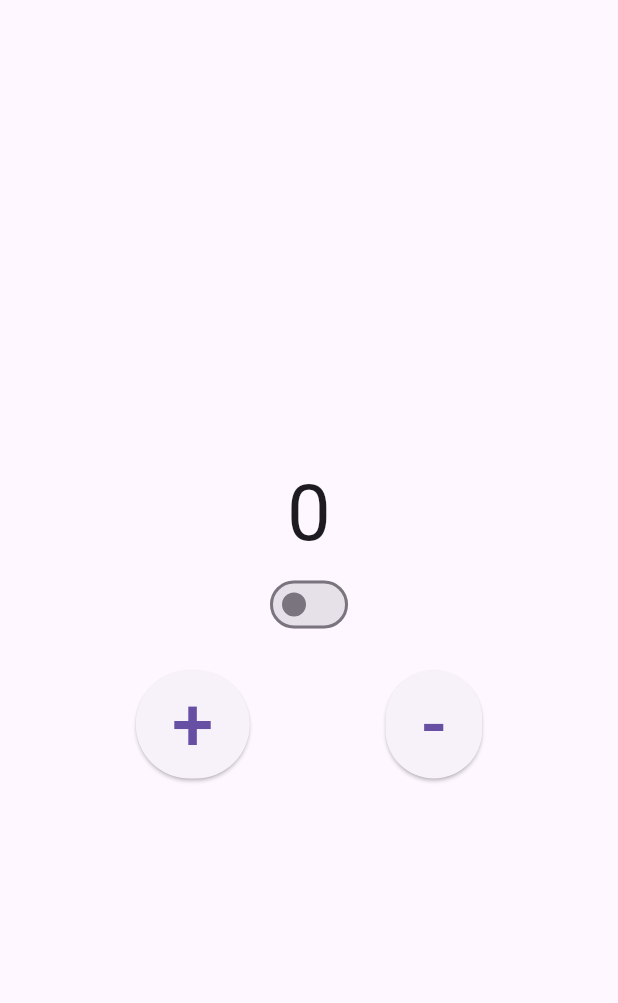
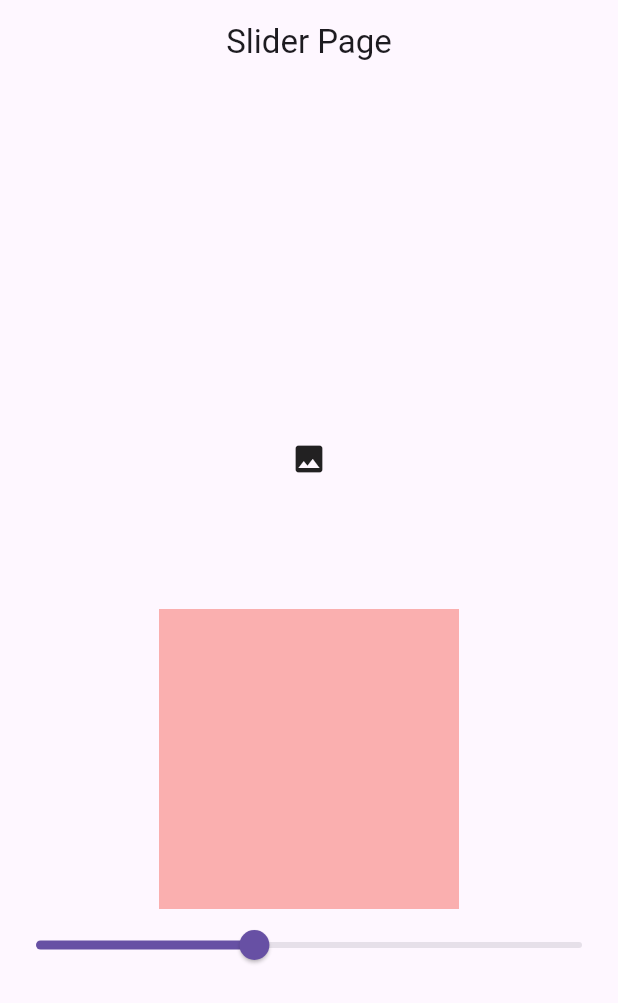
Before and after one commit to AbirHasanShuvo/state_project, a Flutter app: the screen it shows after launch, on a phone screen of 412 x 824 dp. Shown: the top 1003 px of the screen. Run offline on Flutter 3.47's test engine with Material 3 defaults, Android fonts, the phone set to English and light mode, and no system bars; our stand-ins replace flutter_riverpod.

Commit message:
multiple state handling with riverpod is complered

```diff
--- a/lib/main.dart
+++ b/lib/main.dart
@@ -32,6 +32,7 @@ import 'package:flutter/cupertino.dart';
 import 'package:flutter/material.dart';
 import 'package:flutter_riverpod/flutter_riverpod.dart';
 import 'package:state_project/home_screen.dart';
+import 'package:state_project/slider/slider_screen.dart';
 import 'package:state_project/state_provider.dart';
 
 void main(){
@@ -46,7 +47,7 @@ class MyApp extends StatelessWidget {
     return ProviderScope(
       child: MaterialApp(
         debugShowCheckedModeBanner: false,
-        home: StateProviderScreen(),
+        home: SliderScreen(),
       ),
     );
   }
--- /dev/null
+++ b/lib/slider/slider_provider.dart
@@ -0,0 +1,19 @@
+import 'package:flutter_riverpod/legacy.dart';
+
+final sliderProvider = StateProvider<AppState>((ref) {
+  return AppState(slider: 0.4, showPassword: false);
+});
+
+class AppState {
+  final double slider;
+  final bool showPassword;
+
+  AppState({required this.slider, required this.showPassword});
+
+  AppState copyWith({double? slider, bool? showPassword}) {
+    return AppState(
+      slider: slider ?? this.slider,
+      showPassword: showPassword ?? this.showPassword,
+    );
+  }
+}
--- /dev/null
+++ b/lib/slider/slider_screen.dart
@@ -0,0 +1,82 @@
+import 'package:flutter/material.dart';
+import 'package:flutter_riverpod/flutter_riverpod.dart';
+import 'package:flutter_riverpod/legacy.dart';
+import 'package:state_project/slider/slider_provider.dart';
+
+class SliderScreen extends ConsumerWidget {
+  const SliderScreen({super.key});
+
+  @override
+  Widget build(BuildContext context, WidgetRef ref) {
+    // final slider = ref.watch(sliderProvider);
+    print('build');
+    return Scaffold(
+      appBar: AppBar(title: Text('Slider Page'), centerTitle: true),
+      body: Column(
+        mainAxisAlignment: MainAxisAlignment.center,
+        children: [
+          Consumer(
+            builder: (context, ref, child) {
+              print('build eye');
+              //when i used full state then it become accessible for both eye and also
+              //slider so i needed to specify and select the specific variable for it
+
+              final showPassword = ref.watch(
+                sliderProvider.select((state) => state.showPassword),
+              );
+              return InkWell(
+                onTap: () {
+                  final stateProvider = ref.watch(sliderProvider.notifier);
+                  stateProvider.state = stateProvider.state.copyWith(
+                    showPassword: !showPassword,
+                  );
+                },
+                child: SizedBox(
+                  height: 200,
+                  width: 200,
+                  child: showPassword
+                      ? Icon(Icons.remove_red_eye)
+                      : Icon(Icons.image),
+                ),
+              );
+            },
+          ),
+          Consumer(
+            builder: (context, ref, child) {
+              print('slider');
+
+              final slider = ref.watch(
+                sliderProvider.select((state) => state.slider),
+              );
+              return Container(
+                height: 200,
+                width: 200,
+                color: Colors.red.withOpacity(slider),
+              );
+            },
+          ),
+
+          //here where where used the ref.watch we should use this in the consumer child
+          Consumer(
+            builder: (context, ref, child) {
+              final slider = ref.watch(
+                sliderProvider.select((state) => state.slider),
+              );
+              return Slider(
+                value: slider,
+                onChanged: (value) {
+                  final stateProvider = ref.watch(sliderProvider.notifier);
+                  stateProvider.state = stateProvider.state.copyWith(
+                    slider: value,
+                  );
+                },
+              );
+            },
+          ),
+
+          const SizedBox(height: 20),
+        ],
+      ),
+    );
+  }
+}
```
